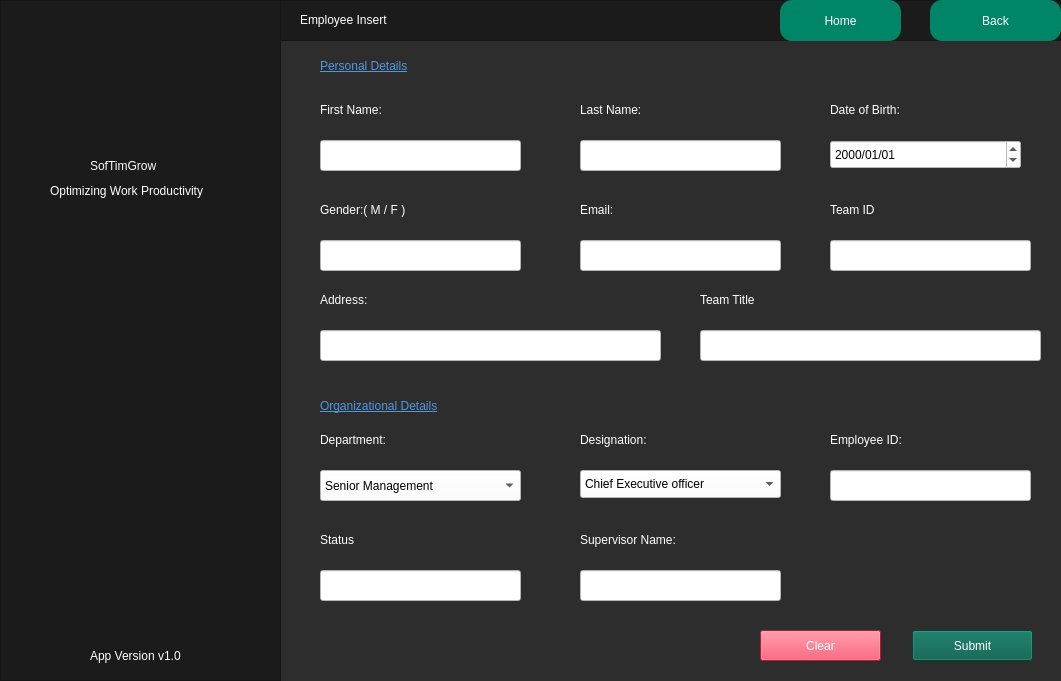
This is qtPro/mainwindow.ui in Maliksaad231224/QT-C-Software-House-Database-System as Qt 5 draws it before an edit. The edited form follows.
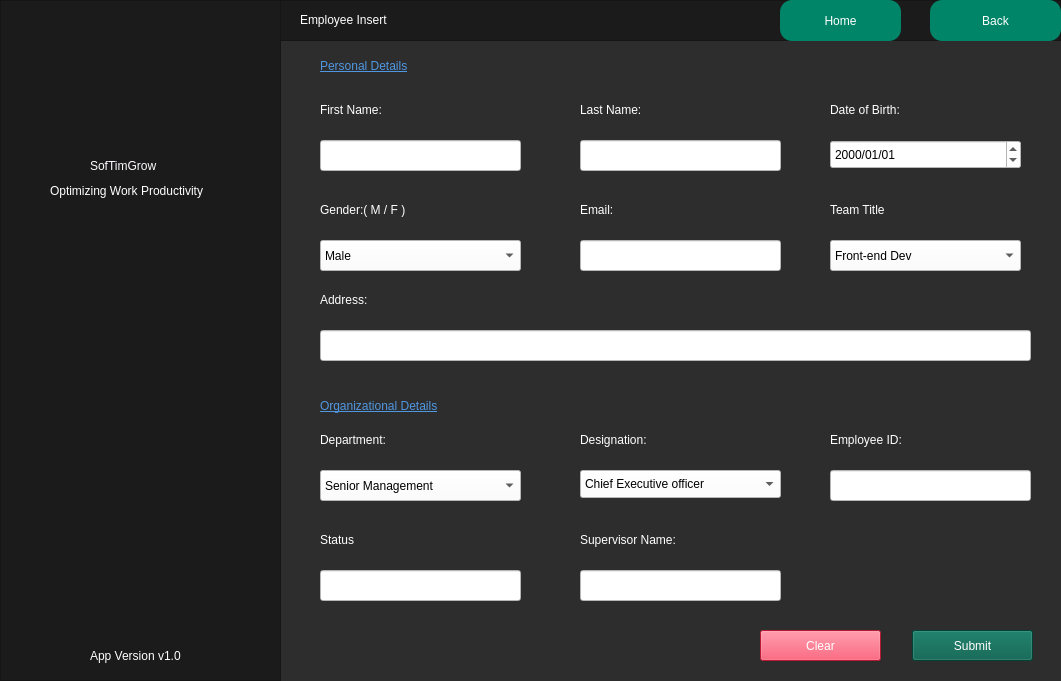
This is the edited form. The open tabs and pages were chosen to show the change. Icons and pictures are not drawn.

The edit to the form file:
```diff
--- a/qtPro/mainwindow.ui
+++ b/qtPro/mainwindow.ui
@@ -2701,23 +2701,6 @@
 font: 10pt &quot;Tahoma&quot;;</string>
       </property>
       <property name="text">
-       <string>Team ID</string>
-      </property>
-     </widget>
-     <widget class="QLabel" name="label_161">
-      <property name="geometry">
-       <rect>
-        <x>700</x>
-        <y>290</y>
-        <width>101</width>
-        <height>20</height>
-       </rect>
-      </property>
-      <property name="styleSheet">
-       <string notr="true">color:white;
-font: 10pt &quot;Tahoma&quot;;</string>
-      </property>
-      <property name="text">
        <string>Team Title</string>
       </property>
      </widget>
@@ -2751,21 +2734,6 @@
 </string>
       </property>
      </widget>
-     <widget class="QLineEdit" name="gender">
-      <property name="geometry">
-       <rect>
-        <x>320</x>
-        <y>240</y>
-        <width>201</width>
-        <height>31</height>
-       </rect>
-      </property>
-      <property name="styleSheet">
-       <string notr="true">color:black;
-background-color: rgba(255,255,255,255);
-</string>
-      </property>
-     </widget>
      <widget class="QLineEdit" name="email">
       <property name="geometry">
        <rect>
@@ -2781,42 +2749,12 @@
 </string>
       </property>
      </widget>
-     <widget class="QLineEdit" name="teamid">
-      <property name="geometry">
-       <rect>
-        <x>830</x>
-        <y>240</y>
-        <width>201</width>
-        <height>31</height>
-       </rect>
-      </property>
-      <property name="styleSheet">
-       <string notr="true">color:black;
-background-color: rgba(255,255,255,255);
-</string>
-      </property>
-     </widget>
      <widget class="QLineEdit" name="address">
       <property name="geometry">
        <rect>
         <x>320</x>
         <y>330</y>
-        <width>341</width>
-        <height>31</height>
-       </rect>
-      </property>
-      <property name="styleSheet">
-       <string notr="true">color:black;
-background-color: rgba(255,255,255,255);
-</string>
-      </property>
-     </widget>
-     <widget class="QLineEdit" name="teamtitle">
-      <property name="geometry">
-       <rect>
-        <x>700</x>
-        <y>330</y>
-        <width>341</width>
+        <width>711</width>
         <height>31</height>
        </rect>
       </property>
@@ -3031,6 +2969,59 @@
 </string>
       </property>
      </widget>
+     <widget class="QComboBox" name="teamtitle">
+      <property name="geometry">
+       <rect>
+        <x>830</x>
+        <y>240</y>
+        <width>191</width>
+        <height>31</height>
+       </rect>
+      </property>
+      <property name="styleSheet">
+       <string notr="true">color:black;
+background-color: rgb(255, 255, 255);</string>
+      </property>
+      <item>
+       <property name="text">
+        <string>Front-end Dev</string>
+       </property>
+      </item>
+      <item>
+       <property name="text">
+        <string>Back-end Dev</string>
+       </property>
+      </item>
+      <item>
+       <property name="text">
+        <string>Tech Development</string>
+       </property>
+      </item>
+     </widget>
+     <widget class="QComboBox" name="gender">
+      <property name="geometry">
+       <rect>
+        <x>320</x>
+        <y>240</y>
+        <width>201</width>
+        <height>31</height>
+       </rect>
+      </property>
+      <property name="styleSheet">
+       <string notr="true">color:black;
+background-color: rgb(255, 255, 255);</string>
+      </property>
+      <item>
+       <property name="text">
+        <string>Male</string>
+       </property>
+      </item>
+      <item>
+       <property name="text">
+        <string>Female</string>
+       </property>
+      </item>
+     </widget>
     </widget>
     <widget class="QWidget" name="UpdateEmployee">
      <widget class="QFrame" name="frame_24">
```
Left out of the diff: 36 changed lines with no effect on the pictures.
